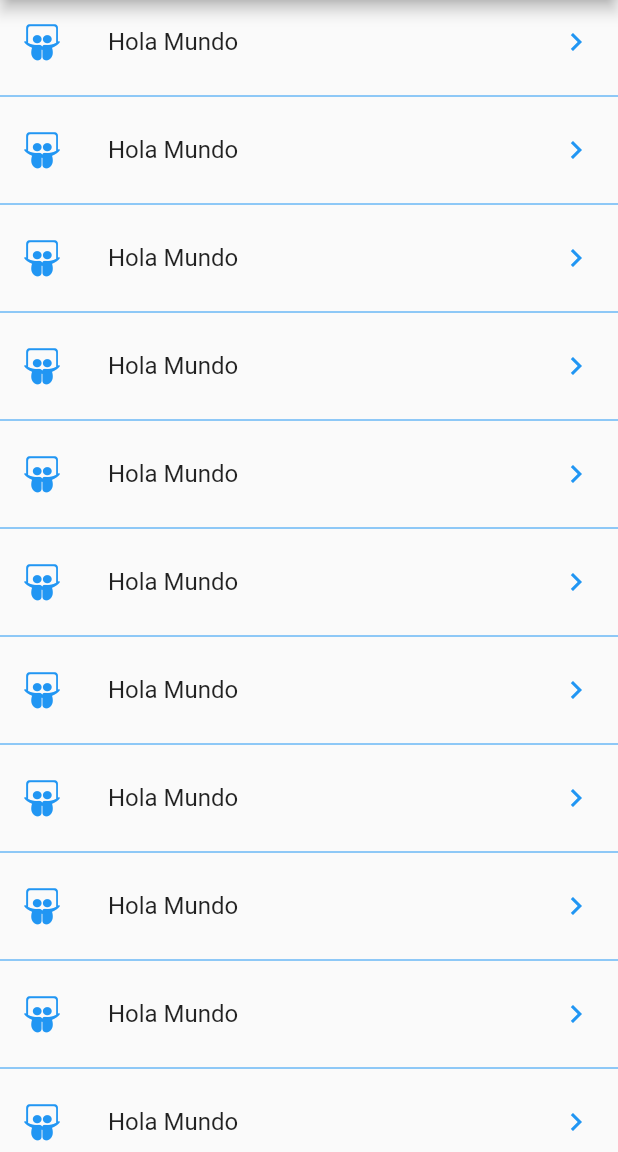
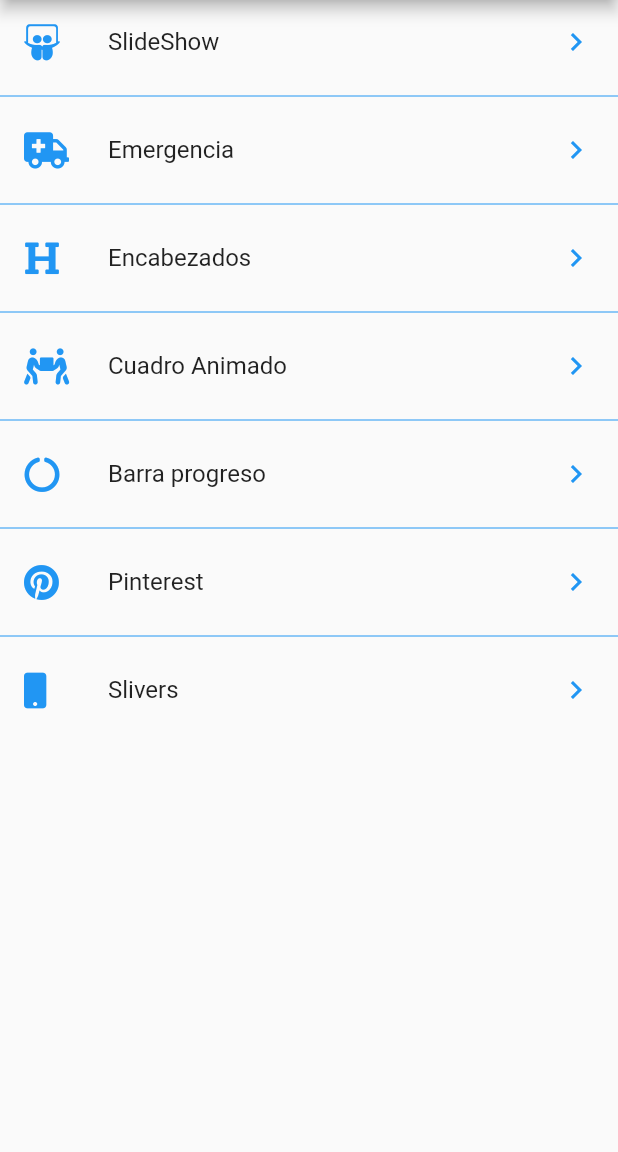
Before and after one commit to OscarAngarita/designs-flutter-course, a Flutter app: the screen it shows after launch, on a phone screen of 412 x 824 dp, the part 84-1236 px from its top. Run offline on Flutter 3.47's test engine with Material 2 defaults, Android fonts, the phone set to English and light mode, and no system bars; our stand-ins replace animate_do, flutter_svg, font_awesome_flutter.

Commit message:
Added: navigation routes in drawer items

```diff
--- a/lib/src/pages/launcher_page.dart
+++ b/lib/src/pages/launcher_page.dart
@@ -1,5 +1,8 @@
 import 'package:flutter/material.dart';
+
 import 'package:font_awesome_flutter/font_awesome_flutter.dart';
+
+import 'package:disenos_app/src/routes/routes.dart';
 
 
 class LauncherPage extends StatelessWidget {
@@ -20,18 +23,21 @@ class _ListaOpciones extends StatelessWidget {
 
   @override
   Widget build(BuildContext context) {
+
+
+
     return ListView.separated(
       physics: BouncingScrollPhysics(),
       separatorBuilder: (context, i) => Divider(
         color: Colors.blue,
       ),
-      itemCount: 20,
+      itemCount: pageRoutes.length,
       itemBuilder: (context, i) => ListTile(
-        leading: FaIcon(FontAwesomeIcons.slideshare, color: Colors.blue,),
-        title: Text('Hola Mundo'),
+        leading: FaIcon(pageRoutes[i].icon, color: Colors.blue,),
+        title: Text(pageRoutes[i].titulo),
         trailing: Icon(Icons.chevron_right, color: Colors.blue,),
         onTap: () {
-
+          Navigator.push(context, MaterialPageRoute(builder: (context) => pageRoutes[i].page));
         },
       ),
     );
--- a/lib/src/routes/routes.dart
+++ b/lib/src/routes/routes.dart
@@ -0,0 +1,35 @@
+import 'package:flutter/material.dart';
+
+import 'package:font_awesome_flutter/font_awesome_flutter.dart';
+
+import 'package:disenos_app/src/retos/cuadrado_animado_page.dart';
+import 'package:disenos_app/src/pages/emergency_page.dart';
+import 'package:disenos_app/src/pages/graficas_circulares_page.dart';
+import 'package:disenos_app/src/pages/headers_page.dart';
+import 'package:disenos_app/src/pages/pinterest_page.dart';
+import 'package:disenos_app/src/pages/slideshow_page.dart';
+import 'package:disenos_app/src/pages/sliver_list_page.dart';
+
+
+
+final pageRoutes = <_Route>[
+  _Route(FontAwesomeIcons.slideshare, 'SlideShow', SlideshowPage()),
+  _Route(FontAwesomeIcons.ambulance, 'Emergencia', EmergencyPage()),
+  _Route(FontAwesomeIcons.heading, 'Encabezados', HeadersPage()),
+  _Route(FontAwesomeIcons.peopleCarry, 'Cuadro Animado', CuadradoAnimadoPage()),
+  _Route(FontAwesomeIcons.circleNotch, 'Barra progreso', GraficasCircularesPages()),
+  _Route(FontAwesomeIcons.pinterest, 'Pinterest', PinterestPage()),
+  _Route(FontAwesomeIcons.mobile, 'Slivers', SliverListPage()),
+];
+
+
+
+class _Route {
+
+  final IconData icon;
+  final String titulo;
+  final Widget page;
+
+  _Route(this.icon, this.titulo, this.page);
+
+}
```
